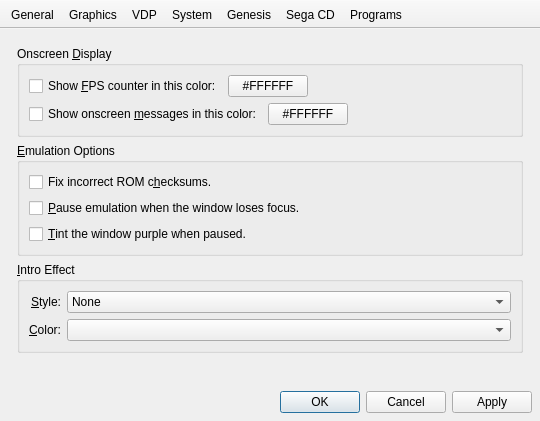
Old version of the form src/gens-qt4/windows/GeneralConfigWindow.ui in the repository GerbilSoft/gens-gs-ii.
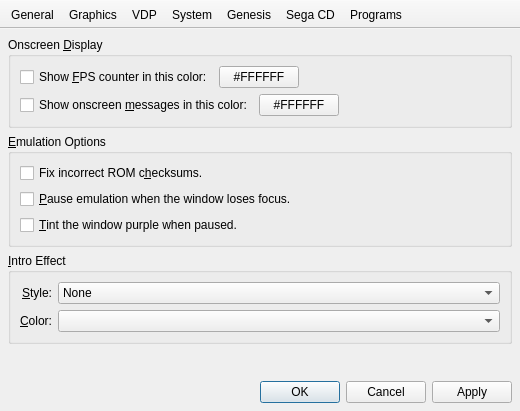
New version of the form. Icons and pictures are not drawn. Custom widgets are drawn as their Qt base class.

Commit message:
[gens-qt4] GeneralConfigWindow: Removed spacing from top-level groupbox layouts.
Renamed grpAdvancedVDP to grpAdvancedVdp for consistency.

```diff
--- a/src/gens-qt4/windows/GeneralConfigWindow.ui
+++ b/src/gens-qt4/windows/GeneralConfigWindow.ui
@@ -6,8 +6,8 @@
    <rect>
     <x>0</x>
     <y>0</y>
-    <width>540</width>
-    <height>421</height>
+    <width>520</width>
+    <height>411</height>
    </rect>
   </property>
   <property name="minimumSize">
@@ -39,7 +39,10 @@
        <number>0</number>
       </property>
       <widget class="QWidget" name="tabGeneral">
-       <layout class="QVBoxLayout" name="verticalLayout">
+       <layout class="QVBoxLayout" name="vboxTabGeneral">
+        <property name="margin">
+         <number>0</number>
+        </property>
         <item>
          <widget class="QGroupBox" name="grpOsd">
           <property name="title">
```
Left out of the diff: 48 changed lines with no effect on the pictures. The commit also changes 1 other file.
